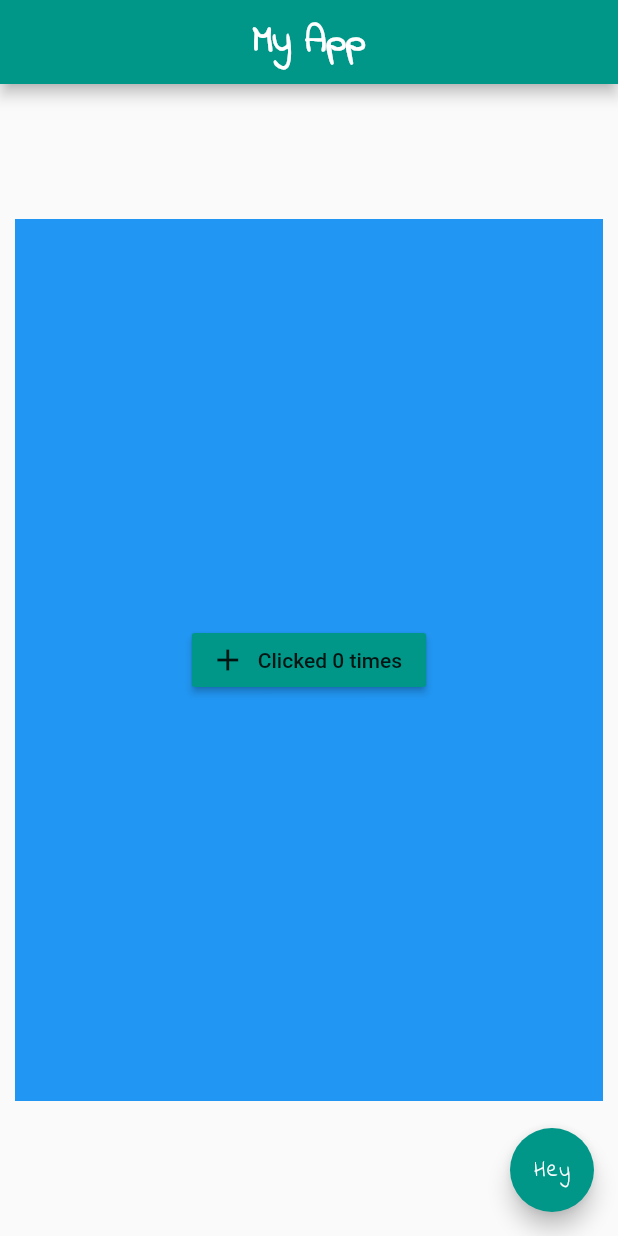
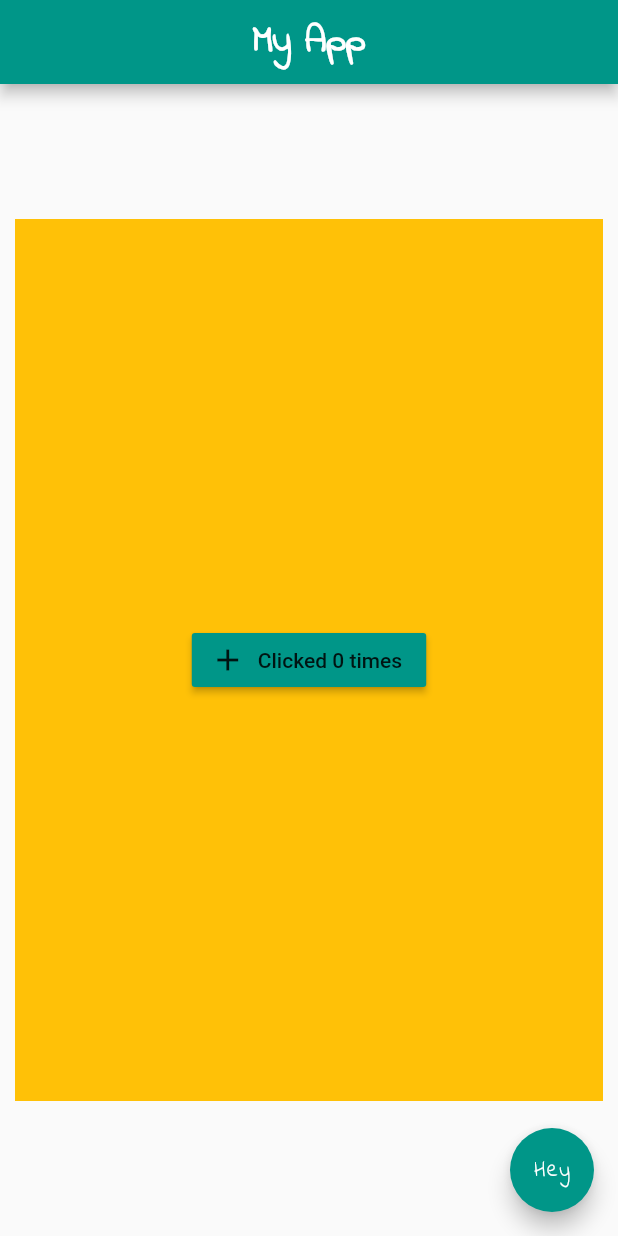
Before and after one commit to TiwariUjjawal/flutter_mtap, a Flutter app: the screen it shows after launch, on a phone screen of 412 x 824 dp. Run offline on Flutter 3.47's test engine with Material 2 defaults, Android fonts, the phone set to English and light mode, and no system bars.

Commit message:
Changed Color clr list

```diff
--- a/lib/main.dart
+++ b/lib/main.dart
@@ -11,7 +11,7 @@ class MyApp extends StatefulWidget {
 
 class _MyAppState extends State<MyApp> {
   int label = 0;
-  List<Color> clr = [Colors.blue, Colors.amber, Colors.grey, Colors.cyanAccent];
+  List<Color> clr = [Colors.amber, Colors.blue, Colors.grey, Colors.cyanAccent];
 
   @override
   Widget build(BuildContext context) {
```
